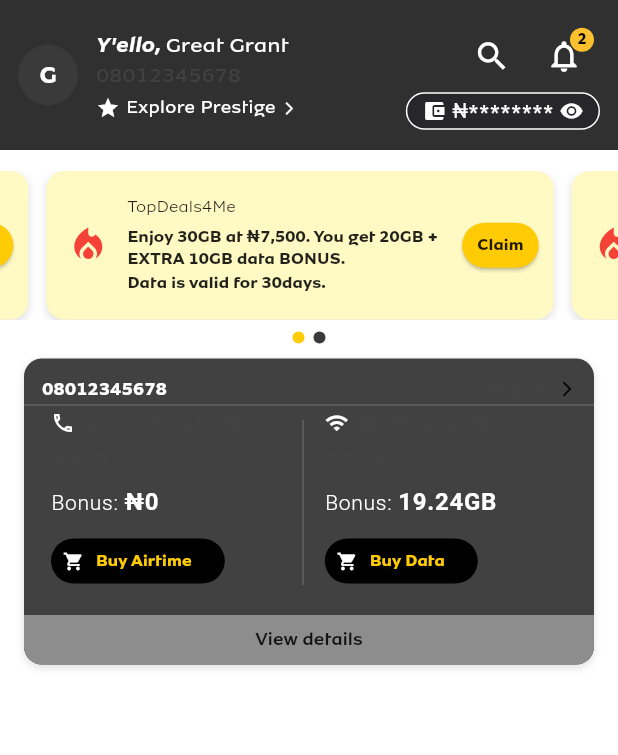
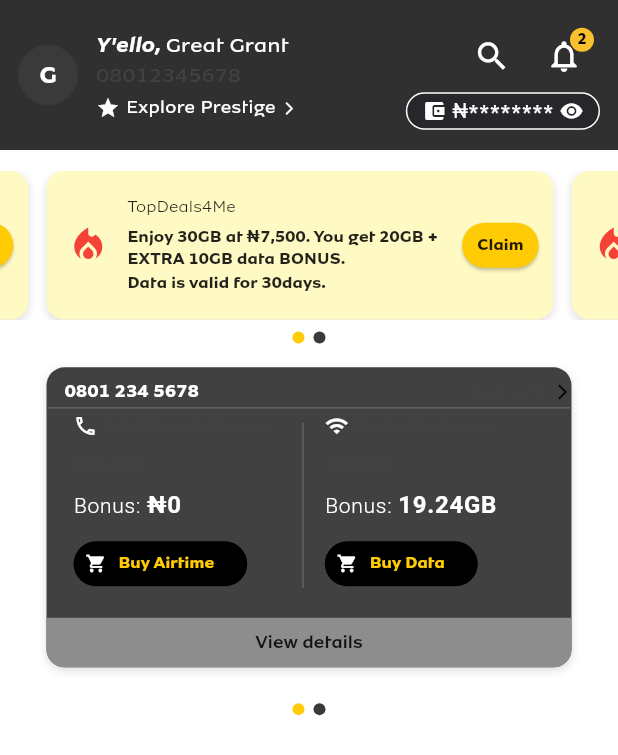
Before and after one commit to GreatGrant/MyMTNNGAppClone, a Flutter app: the screen it shows after launch, on a phone screen of 412 x 824 dp. Shown: the top 755 px of the screen. Run offline on Flutter 3.47's test engine with Material 3 defaults, Android fonts, the phone set to English and light mode, and no system bars; drawn by our look-alikes of carousel_slider.

Commit message:
fix overflow issue on slider item 1

```diff
--- a/lib/main.dart
+++ b/lib/main.dart
@@ -72,9 +72,7 @@ class _MyHomePageState extends State<MyHomePage> {
                 ],
               ),
               // Balance Section
-              const SliderItem(
-                phoneNumber: "08012345678"),
-
+              const BalanceSlider()
             ],
           ),
         ),
--- a/lib/widgets/balance_slider.dart
+++ b/lib/widgets/balance_slider.dart
@@ -5,49 +5,66 @@ import 'package:flutter/material.dart';
 
 import 'package:flutter/material.dart';
 
-class BalanceSlider extends StatelessWidget {
+import 'package:flutter/cupertino.dart';
+import 'package:flutter/material.dart';
+
+import 'package:flutter/material.dart';
+
+import 'package:flutter/material.dart';
+
+import 'package:carousel_slider/carousel_slider.dart';
+import 'package:flutter/material.dart';
+
+class BalanceSlider extends StatefulWidget {
   const BalanceSlider({super.key});
+
+  @override
+  State<BalanceSlider> createState() => _BalanceSliderState();
+}
+
+class _BalanceSliderState extends State<BalanceSlider> {
+  int _currentIndex = 0;
+
+  final List<Widget> items = const [
+    BalanceSliderItem(phoneNumber: '0801 234 5678'),
+    BalanceSliderItemTwo(), // Now part of the carousel
+  ];
 
   @override
   Widget build(BuildContext context) {
     return Column(
       children: [
-        // Horizontal Scrollable Slider of Cards
-        SizedBox(
-          height: 250, // Adjust height to fit your card
-          child: PageView(
-            controller: PageController(viewportFraction: 0.9),
-            children: const [
-              SliderItem(phoneNumber: '0801 234 5678'),
-              SliderItem(phoneNumber: '0802 987 6543'),
-            ],
+        CarouselSlider.builder(
+          itemCount: items.length,
+          options: CarouselOptions(
+            autoPlay: false,
+            autoPlayInterval: const Duration(seconds: 4),
+            enlargeCenterPage: false, // Don't zoom current card
+            viewportFraction: 0.98, // Show 80% of screen, rest reveals next item
+            onPageChanged: (index, reason) {
+              setState(() => _currentIndex = index);
+            },
           ),
+          itemBuilder: (context, index, realIndex) => items[index],
         ),
 
-        const SizedBox(height: 20),
+        const SizedBox(height: 8),
 
-        // Row of Clickable Icons
-        Padding(
-          padding: const EdgeInsets.symmetric(horizontal: 24),
-          child: Row(
-            mainAxisAlignment: MainAxisAlignment.spaceAround,
-            children: [
-              ClickableColumn(
-                icon: Icons.history,
-                text: 'History',
-                onTap: () => print('History tapped'),
+        Row(
+          mainAxisAlignment: MainAxisAlignment.center,
+          children: List.generate(
+            items.length,
+                (index) => Container(
+              width: 8,
+              height: 8,
+              margin: const EdgeInsets.symmetric(horizontal: 3),
+              decoration: BoxDecoration(
+                shape: BoxShape.circle,
+                color: _currentIndex == index
+                    ? const Color(0xFFFFCB05)
+                    : const Color(0xFF3A3A3A),
               ),
-              ClickableColumn(
-                icon: Icons.share,
-                text: 'Share',
-                onTap: () => print('Share tapped'),
-              ),
-              ClickableColumn(
-                icon: Icons.qr_code,
-                text: 'Scan',
-                onTap: () => print('Scan tapped'),
-              ),
-            ],
+            ),
           ),
         ),
       ],
@@ -55,9 +72,113 @@ class BalanceSlider extends StatelessWidget {
   }
 }
 
-class SliderItem extends StatelessWidget {
+class BalanceSliderItem extends StatelessWidget {
   final String phoneNumber;
-  const SliderItem({required this.phoneNumber, super.key});
+  const BalanceSliderItem({required this.phoneNumber, super.key});
+
+  @override
+  Widget build(BuildContext context) {
+    return Center( // Keeps item centered in viewport
+      child: Container(
+        // Removed horizontal margin to avoid overflow from both ends
+        constraints: const BoxConstraints(
+          maxWidth: 350, // Prevent overly wide layout
+        ),
+        decoration: BoxDecoration(
+          color: const Color(0xFF414141),
+          borderRadius: BorderRadius.circular(12),
+          boxShadow: const [
+            BoxShadow(
+              color: Colors.black12,
+              blurRadius: 4,
+              offset: Offset(0, 2),
+            ),
+          ],
+        ),
+        child: Column(
+          mainAxisSize: MainAxisSize.min,
+          children: [
+            Padding(
+              padding: const EdgeInsets.fromLTRB(12, 8, 0, 0),
+              child: Row(
+                mainAxisAlignment: MainAxisAlignment.spaceBetween,
+                children: [
+                  Text(phoneNumber, style: const TextStyle(fontSize: 12, fontWeight: FontWeight.bold, color: Colors.white)),
+                  Row(
+                    children: const [
+                      Text('Account', style: TextStyle(fontSize: 12)),
+                      SizedBox(width: 4),
+                      Icon(Icons.arrow_forward_ios, size: 12),
+                    ],
+                  ),
+                ],
+              ),
+            ),
+
+            Divider(height: 4, color: Colors.grey[700]),
+
+            Padding(
+              padding: const EdgeInsets.fromLTRB(12, 0, 12, 0),
+              child: Row(
+                children: [
+                  Expanded(
+                    child: BalanceColumn(
+                      icon: Icons.phone_outlined,
+                      label: 'Airtime Balance',
+                      value: '₦2.91',
+                      bonus: '₦0',
+                      buttonLabel: 'Buy Airtime',
+                      onPressed: () => print('Buy Airtime'),
+                    ),
+                  ),
+                  Container(width: 1, height: 110, color: Colors.grey[700]),
+                  const SizedBox(width: 8),
+                  Expanded(
+                    child: BalanceColumn(
+                      icon: Icons.wifi,
+                      label: 'Data Balance',
+                      value: '20GB',
+                      bonus: '19.24GB',
+                      buttonLabel: 'Buy Data',
+                      onPressed: () => print('Buy Data'),
+                    ),
+                  ),
+                ],
+              ),
+            ),
+
+            const SizedBox(height: 12),
+
+            Container(
+              padding: const EdgeInsets.symmetric(vertical: 8, horizontal: 16),
+              width: double.infinity,
+              decoration: const BoxDecoration(
+                color: Color(0xFF8D8D8D),
+                borderRadius: BorderRadius.only(
+                  bottomLeft: Radius.circular(12),
+                  bottomRight: Radius.circular(12),
+                ),
+              ),
+              child: Center(
+                child: Text(
+                  'View details',
+                  style: Theme.of(context).textTheme.labelLarge?.copyWith(
+                    color: Colors.black87,
+                    fontWeight: FontWeight.w500,
+                    fontSize: 12,
+                  ),
+                ),
+              ),
+            ),
+          ],
+        ),
+      ),
+    );
+  }
+}
+
+class BalanceSliderItemTwo extends StatelessWidget {
+  const BalanceSliderItemTwo({super.key});
 
   @override
   Widget build(BuildContext context) {
@@ -79,48 +200,34 @@ class SliderItem extends StatelessWidget {
           // Top Row with manual padding
           Padding(
             padding: const EdgeInsets.fromLTRB(12, 12, 12, 0),
-            child: Row(
-              mainAxisAlignment: MainAxisAlignment.spaceBetween,
-              children: [
-                Text(phoneNumber, style: const TextStyle(fontSize: 12, fontWeight: FontWeight.bold, color: Colors.white)),
-                Row(
-                  children: const [
-                    Text('Account', style: TextStyle(fontSize: 12)),
-                    SizedBox(width: 4),
-                    Icon(Icons.arrow_forward_ios, size: 12),
-                  ],
-                ),
-              ],
-            ),
+
           ),
-
           Divider(height: 4, color: Colors.grey[700]),
-
           // Middle Section with manual padding
           Padding(
             padding: const EdgeInsets.fromLTRB(12, 0, 12, 0),
             child: Row(
               children: [
                 Expanded(
-                  child: BalanceColumn(
-                    icon: Icons.phone_outlined,
-                    label: 'Airtime Balance',
-                    value: '₦2.91',
-                    bonus: '₦0',
-                    buttonLabel: 'Buy Airtime',
-                    onPressed: () => print('Buy Airtime'),
+                  child: ClickableColumn(
+                    icon: Icons.add,
+                    text: 'Add Number',
+                    onTap: () {
+                      print('Clicked on More Info');
+                      // Add your desired functionality here.
+                    },
                   ),
                 ),
                 Container(width: 1, height: 110, color: Colors.grey[700]),
-                SizedBox(width: 8,),
+                const SizedBox(width: 8,),
                 Expanded(
-                  child: BalanceColumn(
-                    icon: Icons.wifi,
-                    label: 'Data Balance',
-                    value: '20GB',
-                    bonus: '19.24GB',
-                    buttonLabel: 'Buy Data',
-                    onPressed: () => print('Buy Data'),
+                  child: ClickableColumn(
+                    icon: Icons.layers,
+                    text: 'Manage Numbers',
+                    onTap: () {
+                      print('Clicked on More Info');
+                      // Add your desired functionality here.
+                    },
                   ),
                 ),
               ],
@@ -141,14 +248,6 @@ class SliderItem extends StatelessWidget {
               ),
             ),
             child: Center(
-              child: Text(
-                'View details',
-                style: Theme.of(context).textTheme.labelLarge?.copyWith(
-                  color: Colors.black87,
-                  fontWeight: FontWeight.w500,
-                  fontSize: 12
-                ),
-              ),
             ),
           ),
         ],
```
